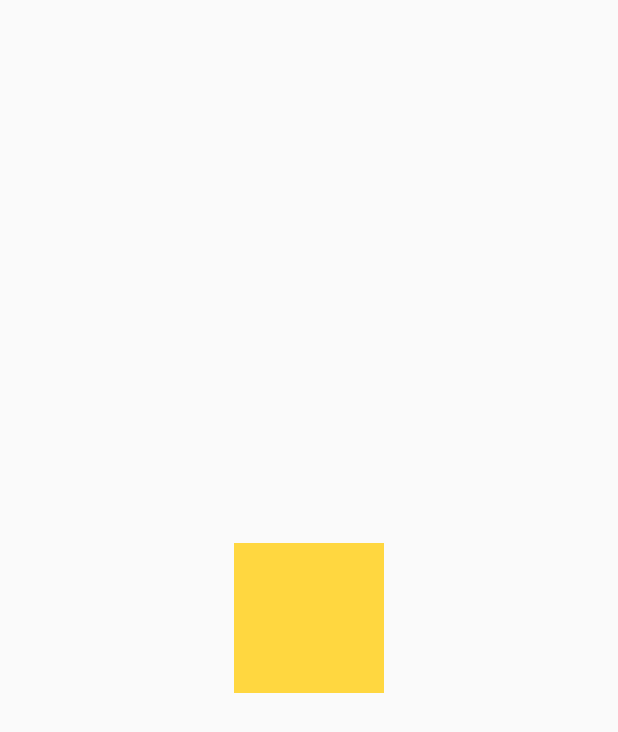
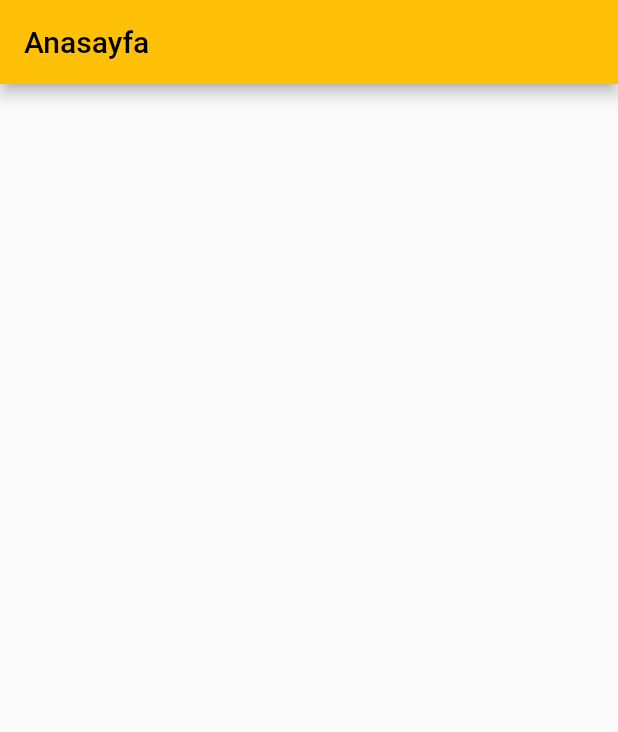
Before and after one commit to kadironer/Sayi-Tahmin-Oyunu, a Flutter app: the screen it shows after launch, on a phone screen of 412 x 824 dp. Shown: the top 732 px of the screen. Run offline on Flutter 3.47's test engine with Material 2 defaults, Android fonts, the phone set to English and light mode, and no system bars.

Commit message:
Second Commit

```diff
--- a/lib/main.dart
+++ b/lib/main.dart
@@ -13,7 +13,7 @@ class MyApp extends StatelessWidget {
       title: 'Flutter Demo',
       debugShowCheckedModeBanner: false,
       theme: ThemeData(
-        primarySwatch: Colors.blue,
+        primarySwatch: Colors.amber,
       ),
       home: Anasayfa(),
     );
@@ -29,15 +29,14 @@ class _AnasayfaState extends State<Anasayfa> {
   @override
   Widget build(BuildContext context) {
     return Scaffold(
+      appBar: AppBar(
+        title: Text("Anasayfa"),
+      ),
       body: Center(
         child: Column(
           mainAxisAlignment: MainAxisAlignment.center,
           children: <Widget>[
-            Container(
-              color: Colors.amberAccent,
-              width: 100,
-              height: 100,
-            )
+
           ],
         ),
       ),
```
Also changed, not shown: lib/sonucEkrani.dart (added, +17 -0 lines), lib/tahminEkrani.dart (added, +17 -0 lines).
